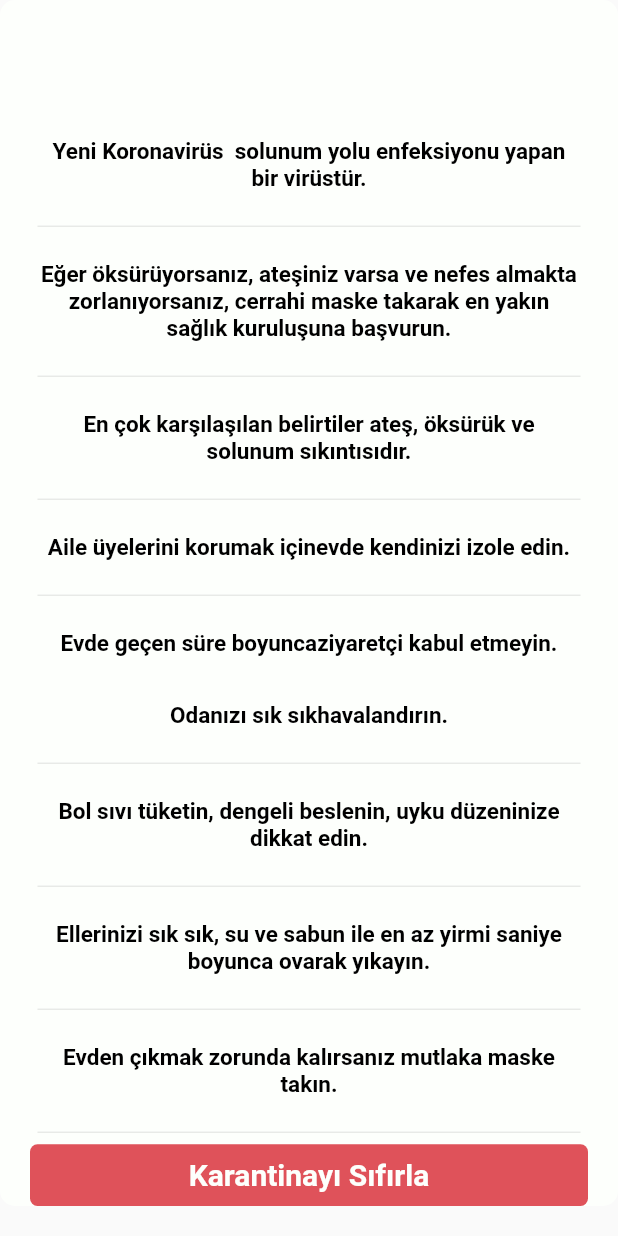
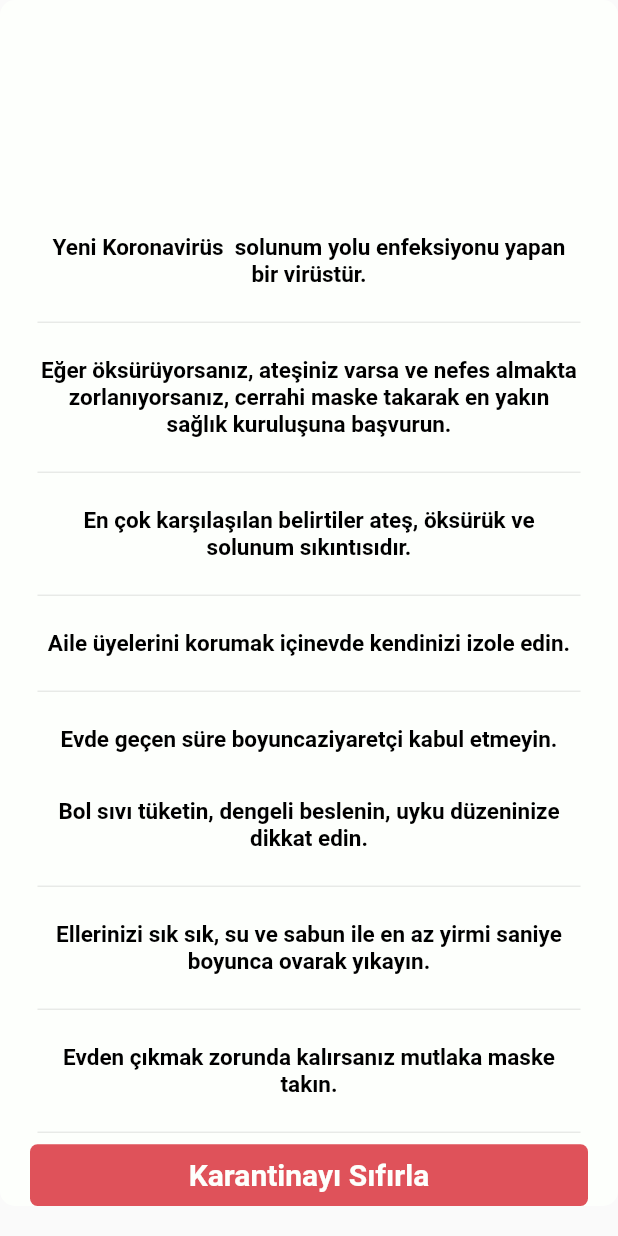
Before and after one commit to imertgul/My_Quarantina, a Flutter app: the InformationPage screen opened directly, on a phone screen of 412 x 824 dp. Run offline on Flutter 3.47's test engine with Material 2 defaults, Android fonts, the phone set to English and light mode, and no system bars.

Commit message:
Bilgi ekranı düzenlemesi

```diff
--- a/lib/pages/inf_menu.dart
+++ b/lib/pages/inf_menu.dart
@@ -108,22 +108,6 @@ class _InformationPageState extends State<InformationPage> {
                     padding: const EdgeInsets.symmetric(
                         vertical: 15.0, horizontal: 5),
                     child: Text(
-                      "Odanızı sık sıkhavalandırın.",
-                      textAlign: TextAlign.center,
-                      style: TextStyle(
-                          fontWeight: FontWeight.bold,
-                          fontSize: 15,
-                          color: Renkler.dark),
-                    ),
-                  ),
-                  Padding(
-                    padding: const EdgeInsets.symmetric(horizontal: 5.0),
-                    child: Divider(),
-                  ),
-                  Padding(
-                    padding: const EdgeInsets.symmetric(
-                        vertical: 15.0, horizontal: 5),
-                    child: Text(
                       "Bol sıvı tüketin, dengeli beslenin, uyku düzeninize dikkat edin.",
                       textAlign: TextAlign.center,
                       style: TextStyle(
```
